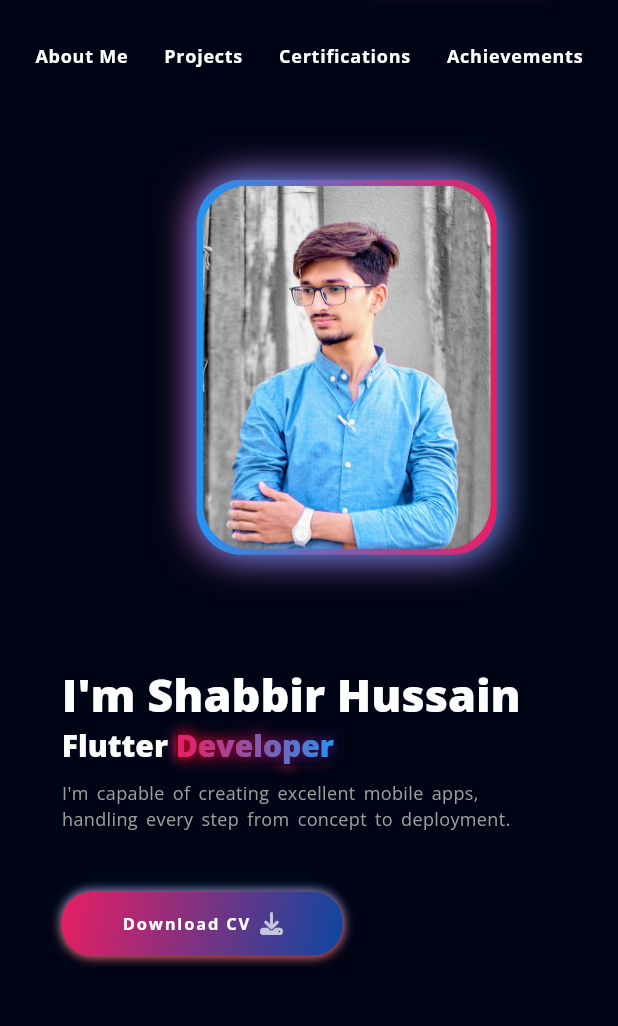
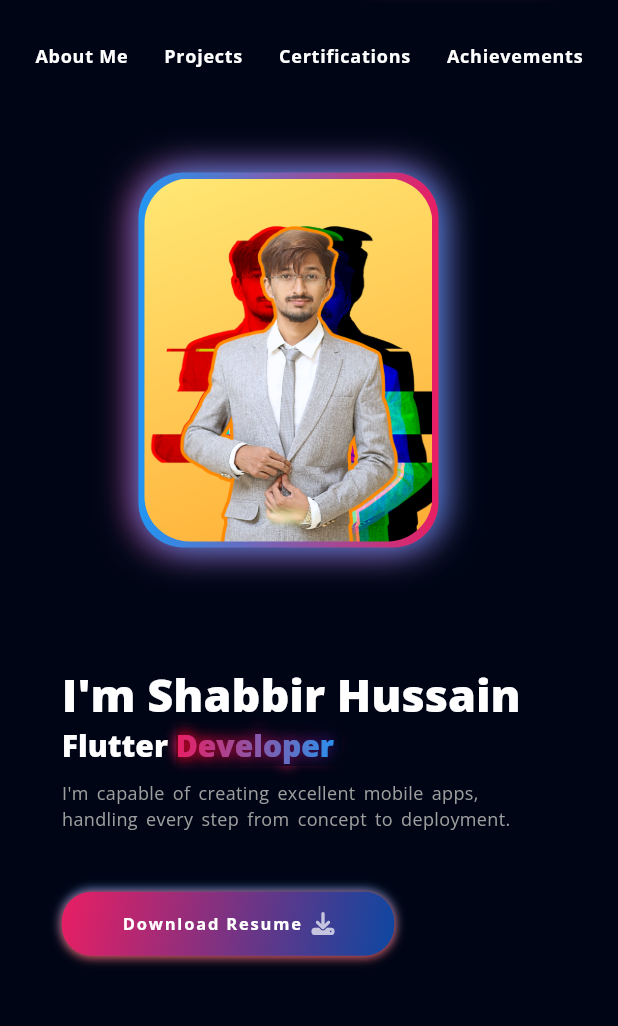
Before and after one commit to 1shabbirhussain/Flutter-Responsive-Portfolio-WebApp, a Flutter app: the screen it shows after launch, after a tap on the "menu" icon, after a tap on "Whatsapp", on a phone screen of 412 x 824 dp, the part 116-1142 px from its top. Run offline on Flutter 3.47's test engine with Material 3 defaults, Android fonts, the phone set to English and light mode, and no system bars; our stand-ins replace flutter_svg, font_awesome_flutter, get, google_fonts, photo_view.

Commit message:
centered up down picture

```diff
--- a/lib/view/intro/introduction.dart
+++ b/lib/view/intro/introduction.dart
@@ -10,15 +10,15 @@
     return Scaffold(
       body: Row(
         children: [
-          SizedBox(
+          if (!Responsive.isMobile(context)) SizedBox(
             width: MediaQuery.sizeOf(context).width * 0.01,
           ),
           if (!Responsive.isLargeMobile(context))  MenuButton(onTap: () => Scaffold.of(context).openDrawer(),),
-          SizedBox(
+          if (!Responsive.isMobile(context)) SizedBox(
             width: MediaQuery.sizeOf(context).width * 0.02,
           ),
           if (!Responsive.isLargeMobile(context)) const SocialMediaIconList(),
-          SizedBox(
+          if (!Responsive.isMobile(context)) SizedBox(
             width: MediaQuery.sizeOf(context).width * 0.07,
           ),
           const Expanded(
--- a/lib/view/intro/widgets/animated_texts_componenets.dart
+++ b/lib/view/intro/widgets/animated_texts_componenets.dart
@@ -17,7 +17,7 @@
     super.initState();
     _controller = AnimationController(
       vsync: this,
-      duration: const Duration(milliseconds: 1000),
+      duration: const Duration(milliseconds: 2000),
     )..repeat(reverse: true); // Repeat the animation loop
   }
   @override
@@ -39,7 +39,7 @@
             child: ClipRRect(
               borderRadius: BorderRadius.circular(30),
               child: Image.asset(
-                'assets/images/drawer_image.jpeg',
+                'assets/images/self3.png',
                 fit: BoxFit.cover,
               ),
             ),
--- a/lib/view/intro/widgets/download_button.dart
+++ b/lib/view/intro/widgets/download_button.dart
@@ -32,7 +32,7 @@
         child: Row(
           children: [
             Text(
-              'Download CV',
+              'Download Resume',
               style: Theme.of(context).textTheme.labelSmall!.copyWith(
                   color: Colors.white,
                   letterSpacing: 1.2,
--- a/lib/view/intro/widgets/intro_body.dart
+++ b/lib/view/intro/widgets/intro_body.dart
@@ -7,6 +7,7 @@
 import 'description_text.dart';
 import 'download_button.dart';
 import 'headline_text.dart';
+
 class IntroBody extends StatelessWidget {
   const IntroBody({super.key});
   @override
@@ -39,6 +40,17 @@
                 SizedBox(
                   height: size.height * 0.1,
                 ),
+              Row(
+                mainAxisAlignment: MainAxisAlignment.center,
+                crossAxisAlignment: CrossAxisAlignment.center,
+                children: [
+                  if (Responsive.isMobile(context))
+                    SizedBox(
+                      width: size.width * 0.1,
+                    ),
+                  Column(
+                    crossAxisAlignment: CrossAxisAlignment.start,
+                    children: [
                       const Responsive(
                           desktop: MyPortfolioText(start: 40, end: 50),
                           largeMobile: MyPortfolioText(start: 40, end: 35),
@@ -54,8 +66,12 @@
                       const SizedBox(height: defaultPadding / 2),
                       const Responsive(
                         desktop: AnimatedDescriptionText(start: 14, end: 15),
-                largeMobile: SizedBox(width: 400, child: AnimatedDescriptionText(start: 14, end: 12)),
-                mobile: SizedBox(width: 300, child: AnimatedDescriptionText(start: 14, end: 12)),
+                        largeMobile: SizedBox(
+                            width: 400,
+                            child: AnimatedDescriptionText(start: 14, end: 12)),
+                        mobile: SizedBox(
+                            width: 300,
+                            child: AnimatedDescriptionText(start: 14, end: 12)),
                         tablet: AnimatedDescriptionText(start: 17, end: 14),
                       ),
                       const SizedBox(
@@ -64,9 +80,17 @@
                       const DownloadButton(),
                     ],
                   ),
+                ],
+              ),
+            ],
+          ),
         ),
         const Spacer(),
-        if (Responsive.isDesktop(context)) const AnimatedImageContainer(height: 300,width: 250,),
+        if (Responsive.isDesktop(context))
+          const AnimatedImageContainer(
+            height: 300,
+            width: 250,
+          ),
         const Spacer()
       ],
     );
--- a/lib/view/main/components/drawer/drawer.dart
+++ b/lib/view/main/components/drawer/drawer.dart
@@ -1,5 +1,6 @@
 import 'package:flutter/material.dart';
 import 'package:flutter_portfolio/view/main/components/drawer/contact_icons.dart';
+import 'package:flutter_portfolio/view/main/components/drawer/online_resume.dart';
 import 'package:flutter_portfolio/view/main/components/drawer/personal_info.dart';
 import '../../../../constants/constants.dart';
 import 'knowledges.dart';
@@ -24,11 +25,12 @@
                 children: [
                   PersonalInfo(),
                   ContactIcon(),
+                  Divider(),
                   MySKills(),
                   Knowledges(),
                   Divider(),
-                  SizedBox(height: defaultPadding,),
-                  // ContactIcon(),
+                  OnlineResume(),
+                  SizedBox(height: defaultPadding/2,),
                 ],
               ),
               ),
--- a/lib/view/main/components/drawer/drawer_image.dart
+++ b/lib/view/main/components/drawer/drawer_image.dart
@@ -12,7 +12,7 @@
       child: ClipRRect(
         borderRadius: BorderRadius.circular(30),
         child: Image.asset(
-            'assets/images/drawer_image.jpeg',fit: BoxFit.cover,),
+            'assets/images/self1.png',fit: BoxFit.cover,),
       ),
     );
   }
--- /dev/null
+++ b/lib/view/main/components/drawer/online_resume.dart
@@ -0,0 +1,22 @@
+import 'package:flutter/material.dart';
+import 'package:url_launcher/url_launcher.dart';
+
+class OnlineResume extends StatelessWidget {
+  const OnlineResume({
+    super.key,
+  });
+
+  @override
+  Widget build(BuildContext context) {
+    return Center(
+      child: TextButton.icon(
+        onPressed: () => launchUrl(Uri.parse('https://shabbirhussain.my.canva.site/copy-of-shabbir-hussain-flutter-developer')),
+        icon: const Icon(Icons.description, color: Colors.white),
+        label: const Text(
+          "View Online Resume",
+          style: TextStyle(color: Colors.white),
+        ),
+      ),
+    );
+  }
+}
```
Also changed, not shown: assets/images/self1.png (added), assets/images/self2.png (added), assets/images/self3.png (added). Lines whose indentation alone changed are shown as unchanged.
